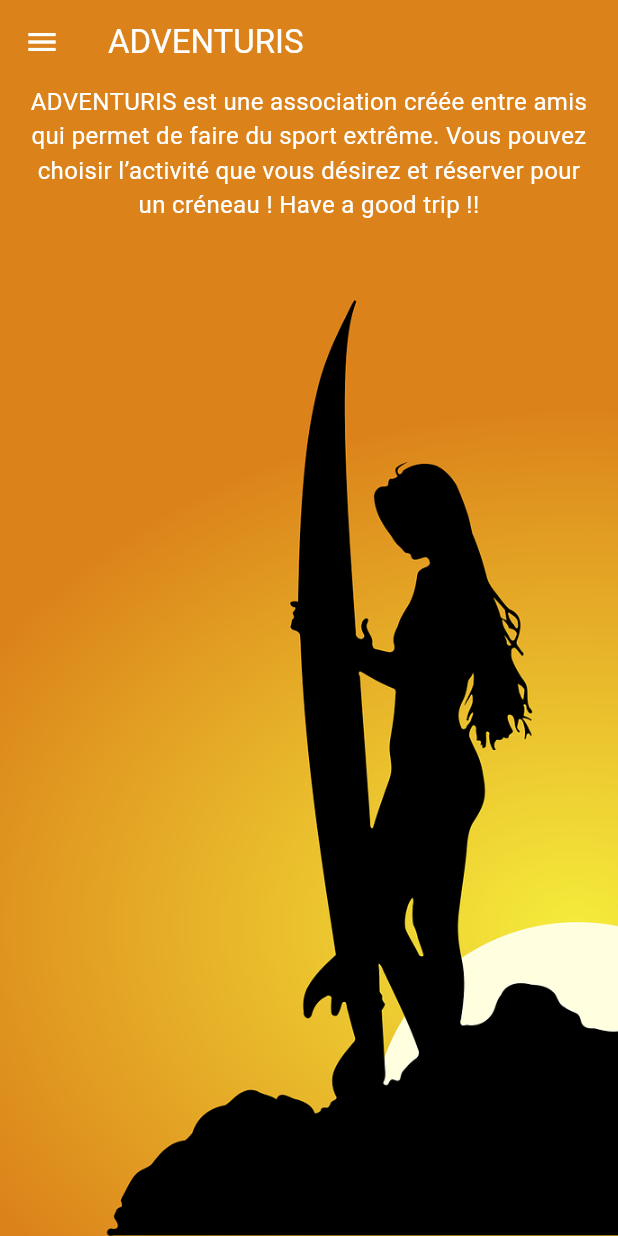
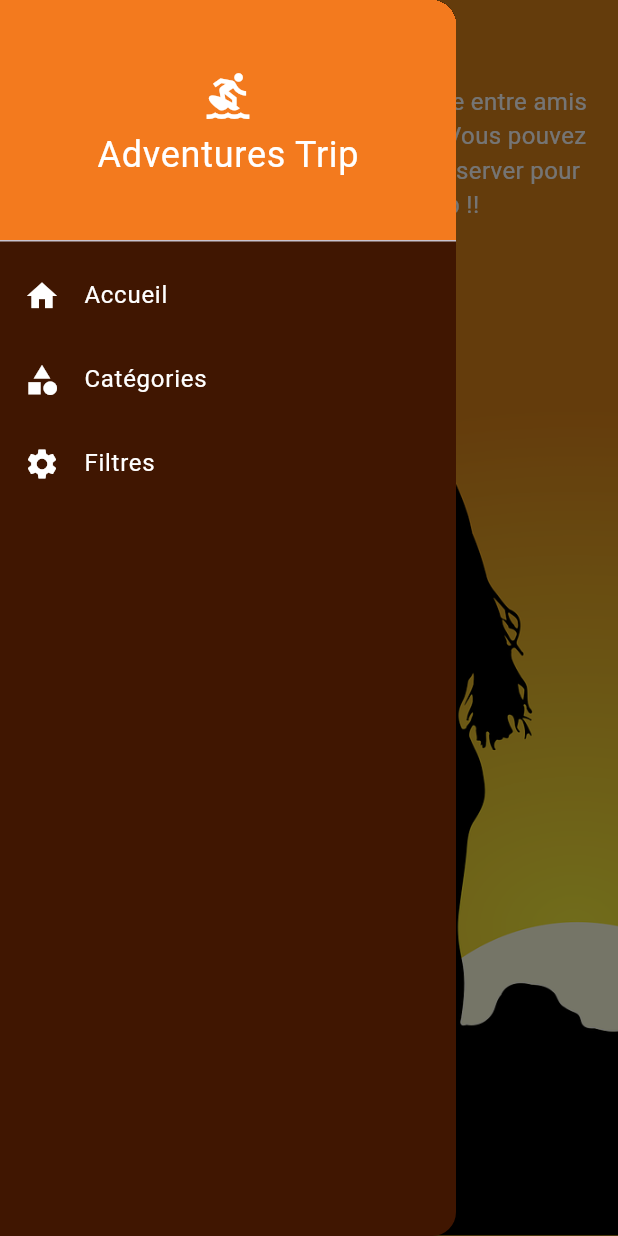
Before and after one commit to EnzoFantapieHamang/flutter, a Flutter app: the screen it shows after launch, with the side drawer open (before the commit the screen has no drawer), on a phone screen of 412 x 824 dp. Run offline on Flutter 3.47's test engine with Material 3 defaults, Android fonts, the phone set to English and light mode, and no system bars.

Commit message:
ajout de la navigation entre Accueil, Menu et Filtres

```diff
--- a/lib/screens/home.dart
+++ b/lib/screens/home.dart
@@ -1,4 +1,5 @@
 import 'package:flutter/material.dart';
+import 'package:flutter_f/screens/menu.dart';
 
 class Home extends StatelessWidget {
   const Home({super.key});
@@ -8,9 +9,17 @@ class Home extends StatelessWidget {
     return Scaffold(
       appBar: AppBar(
         backgroundColor: Color.fromARGB(255, 219, 130, 26),
-        leading: Icon(Icons.menu, color: Colors.white),
+        leading: Builder(
+          builder: (context) => IconButton(
+            icon: Icon(Icons.menu, color: Colors.white),
+            onPressed: () {
+              Scaffold.of(context).openDrawer();
+            },
+          ),
+        ),
         title: Text("ADVENTURIS", style: TextStyle(color: Colors.white)),
       ),
+      drawer: Menu(),
       body: Stack(
         children: [
           Positioned.fill(
@@ -23,8 +32,8 @@ class Home extends StatelessWidget {
             child: Container(
               padding: EdgeInsets.symmetric(horizontal: 16.0),
               child: Text(
+                "ADVENTURIS est une association créée entre amis qui permet de faire du sport extrême. Vous pouvez choisir l’activité que vous désirez et réserver pour un créneau ! Have a good trip !!",
                 textAlign: TextAlign.center,
-                "ADVENTURIS est une association créée entre amis qui permet de faire du sport extrême. Vous pouvez choisir l’activité que vous désirez et réserver pour un créneau ! Have a good trip !!",
                 style: TextStyle(fontSize: 16, color: Colors.white),
                 softWrap: true,
                 overflow: TextOverflow.visible,
--- /dev/null
+++ b/lib/screens/menu.dart
@@ -0,0 +1,64 @@
+import 'package:flutter/material.dart';
+import 'package:flutter_f/screens/filters.dart';
+
+class Menu extends StatelessWidget {
+  const Menu({super.key});
+
+  @override
+  Widget build(BuildContext context) {
+    return Drawer(
+      backgroundColor: Color.fromARGB(255, 64, 22, 1),
+      child: Column(
+        children: [
+          DrawerHeader(
+            decoration: BoxDecoration(color: Color.fromARGB(255, 243, 122, 30)),
+            child: Center(
+              child: Column(
+                mainAxisAlignment: MainAxisAlignment.center,
+                children: [
+                  Icon(Icons.surfing, size: 34, color: Colors.white),
+                  SizedBox(height: 5),
+                  Text(
+                    'Adventures Trip',
+                    style: TextStyle(fontSize: 24, color: Colors.white),
+                  ),
+                ],
+              ),
+            ),
+          ),
+          ListTile(
+            textColor: Colors.white,
+            iconColor: Colors.white,
+            leading: Icon(Icons.home),
+            title: Text('Accueil'),
+            onTap: () {
+              Navigator.of(context).pop();
+            },
+          ),
+          ListTile(
+            textColor: Colors.white,
+            iconColor: Colors.white,
+            leading: Icon(Icons.category),
+            title: Text('Catégories'),
+            onTap: () {},
+          ),
+          ListTile(
+            textColor: Colors.white,
+            iconColor: Colors.white,
+            leading: Icon(Icons.settings),
+            title: Text('Filtres'),
+            onTap: () {
+              Navigator.pop(context);
+              Navigator.push(
+                context,
+                MaterialPageRoute(
+                  builder: (context) => Filters()
+                ),
+              );
+            },
+          ),
+        ],
+      ),
+    );
+  }
+}
```
Also changed, not shown: lib/screens/filters.dart (added, +48 -0 lines).
